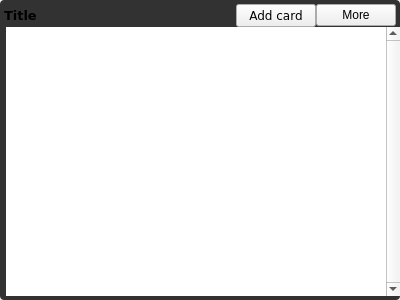
Above: Organiser/gui/widgets/widgetnotes.ui from lit-uriy/KanbanOrganiser before the change. Below: the same form after it.
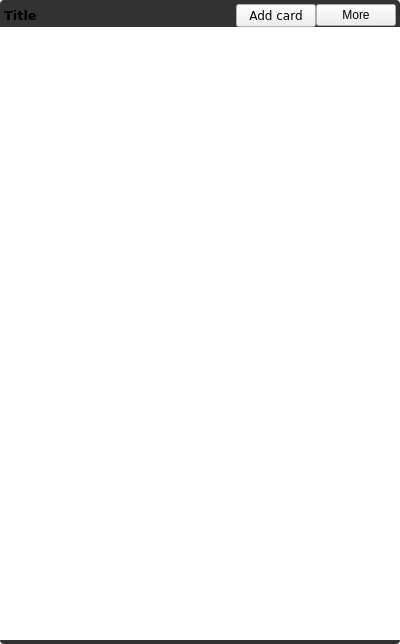
That is the form after the change. Icons and pictures are not drawn. Custom widgets are drawn as their Qt base class.

What changed in the file:
```diff
--- a/Organiser/gui/widgets/widgetnotes.ui
+++ b/Organiser/gui/widgets/widgetnotes.ui
@@ -7,7 +7,7 @@
     <x>0</x>
     <y>0</y>
     <width>400</width>
-    <height>300</height>
+    <height>644</height>
    </rect>
   </property>
   <property name="windowTitle">
@@ -137,6 +137,18 @@
       </item>
       <item>
        <widget class="QWidget" name="wdtTable" native="true">
+        <property name="sizePolicy">
+         <sizepolicy hsizetype="Preferred" vsizetype="Preferred">
+          <horstretch>0</horstretch>
+          <verstretch>0</verstretch>
+         </sizepolicy>
+        </property>
+        <property name="maximumSize">
+         <size>
+          <width>16777215</width>
+          <height>16777215</height>
+         </size>
+        </property>
         <property name="styleSheet">
          <string notr="true"/>
         </property>
@@ -145,7 +157,7 @@
           <number>0</number>
          </property>
          <property name="leftMargin">
-          <number>6</number>
+          <number>0</number>
          </property>
          <property name="topMargin">
           <number>0</number>
@@ -158,6 +170,12 @@
          </property>
          <item>
           <widget class="NotesTableWidget" name="twdNotes">
+           <property name="sizePolicy">
+            <sizepolicy hsizetype="Expanding" vsizetype="MinimumExpanding">
+             <horstretch>0</horstretch>
+             <verstretch>0</verstretch>
+            </sizepolicy>
+           </property>
            <property name="contextMenuPolicy">
             <enum>Qt::CustomContextMenu</enum>
            </property>
@@ -168,11 +186,14 @@
             <enum>QFrame::NoFrame</enum>
            </property>
            <property name="verticalScrollBarPolicy">
-            <enum>Qt::ScrollBarAlwaysOn</enum>
+            <enum>Qt::ScrollBarAsNeeded</enum>
            </property>
            <property name="horizontalScrollBarPolicy">
             <enum>Qt::ScrollBarAlwaysOff</enum>
            </property>
+           <property name="sizeAdjustPolicy">
+            <enum>QAbstractScrollArea::AdjustIgnored</enum>
+           </property>
            <property name="dragDropMode">
             <enum>QAbstractItemView::DragDrop</enum>
            </property>
@@ -185,6 +206,12 @@
            <property name="horizontalScrollMode">
             <enum>QAbstractItemView::ScrollPerPixel</enum>
            </property>
+           <property name="showGrid">
+            <bool>false</bool>
+           </property>
+           <property name="gridStyle">
+            <enum>Qt::NoPen</enum>
+           </property>
            <attribute name="horizontalHeaderVisible">
             <bool>false</bool>
            </attribute>
```
